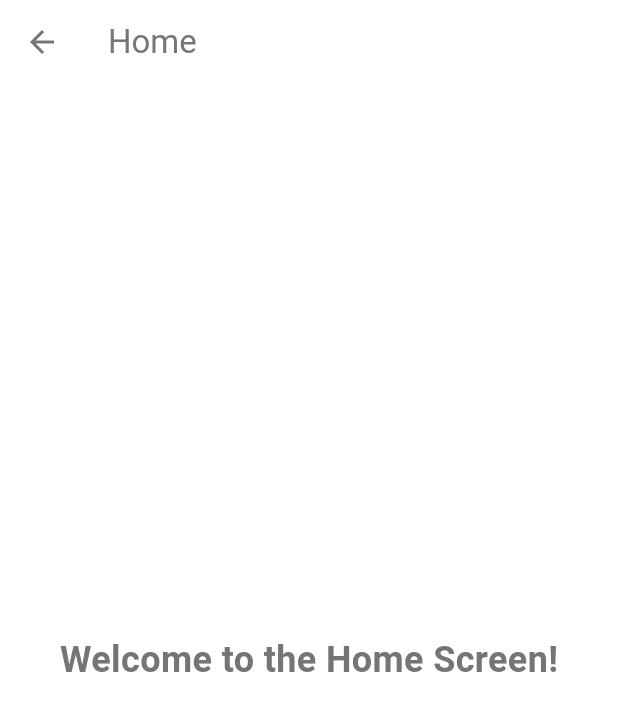
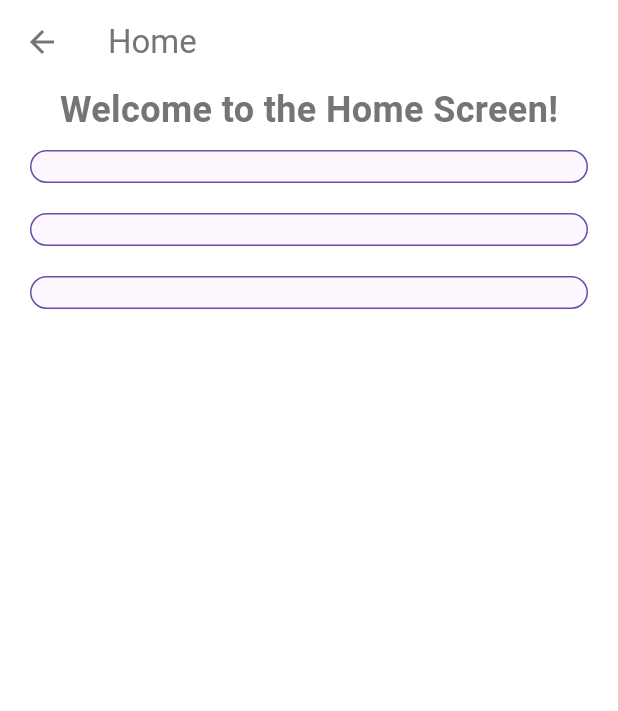
Before and after one commit to vkien1/storm.lyy, a Flutter app: the HomeScreen screen opened directly, on a phone screen of 412 x 824 dp. Shown: the top 711 px of the screen. Run offline on Flutter 3.47's test engine with Material 3 defaults, Android fonts, the phone set to English and light mode, and no system bars; our stand-ins replace cloud_firestore, firebase_auth, firebase_core, geolocator, google_fonts, google_maps_flutter and 1 more; accounts and stored records are empty.

Commit message:
layout for home screen and helper widgets

```diff
--- a/lib/screens/home_screen.dart
+++ b/lib/screens/home_screen.dart
@@ -1,4 +1,9 @@
+// ignore_for_file: prefer_const_constructors
+
+import 'dart:math';
+
 import 'package:flutter/material.dart';
+import 'package:geolocator/geolocator.dart';
 
 class HomeScreen extends StatefulWidget {
   @override
@@ -7,7 +12,7 @@
 
 class _HomeScreenState extends State<HomeScreen> {
   int _currentPageIndex = 0;
-
+  Position? _currentPosition;
 
   void _setPageIndex(int index) {
     setState(() {
@@ -16,20 +21,90 @@
   }
 
   @override
+  void initState() {
+    super.initState();
+    _getCurrentLocation();
+  }
+
+  Future<void> _getCurrentLocation() async {
+    try {
+      Position position = await Geolocator.getCurrentPosition(
+          desiredAccuracy: LocationAccuracy.high);
+      setState(() {
+        _currentPosition = position;
+      });
+    } catch (e) {
+      print(e.toString());
+    }
+  }
+
+  @override
   Widget build(BuildContext context) {
     return Scaffold(
       appBar: AppBar(
         title: Text('Home'),
       ),
-      body: Center(
-        child: Text(
-          'Welcome to the Home Screen!',
-          style: TextStyle(
-            fontSize: 24,
-            fontWeight: FontWeight.bold,
-          ),
+      body: SingleChildScrollView(
+        child: Column(
+          children: [
+            // Welcome Text
+            Text(
+              'Welcome to the Home Screen!',
+              style: TextStyle(
+                fontSize: 24,
+                fontWeight: FontWeight.bold,
+              ),
+            ),
+            //Display welcome message before displaying weather widgets
+            _buildDecoratedWidget(_buildWelcomeMessage(), ThemeData()),
+            // Display Current Location Weather Widget
+            _buildDecoratedWidget(
+                _buildCurrentLocationWeatherWidget(), ThemeData()),
+            // Display Hourly Weather Forecast Graph
+            _buildDecoratedWidget(
+                _buildHourlyWeatherForecastGraph(), ThemeData()),
+          ],
         ),
       ),
     );
   }
+
+  Widget _buildWelcomeMessage() {
+    return Container();
+  }
+
+  Widget _buildDecoratedWidget(Widget child, ThemeData themeData) {
+    final Color backgroundColor = themeData.scaffoldBackgroundColor;
+    final Color textColor = themeData.textTheme.bodyMedium!.color!;
+    final Color borderColor = themeData.primaryColor;
+
+    return Container(
+      margin: EdgeInsets.symmetric(vertical: 10, horizontal: 20),
+      padding: EdgeInsets.all(10),
+      decoration: BoxDecoration(
+        color: backgroundColor,
+        borderRadius: BorderRadius.circular(12),
+        border: Border.all(color: borderColor),
+      ),
+      child: Theme(
+        data: themeData,
+        child: child,
+      ),
+    );
+  }
+
+  Widget _buildCurrentLocationWeatherWidget() {
+    // Implement your UI for displaying current location weather here
+    // You can use _currentPosition.latitude and _currentPosition.longitude to fetch weather data
+    return Container(
+        // Your UI components here
+        );
+  }
+
+  Widget _buildHourlyWeatherForecastGraph() {
+    // Implement your UI for hourly weather forecast graph here
+    return Container(
+        // Your UI components here
+        );
+  }
 }
--- a/pubspec.yaml
+++ b/pubspec.yaml
@@ -12,6 +12,7 @@
   firebase_core: ^2.29.0
   flutter:
     sdk: flutter
+  geolocator: ^11.0.0
   google_fonts: ^6.2.1
   google_maps_flutter: ^2.6.0
   google_maps_flutter_android: ^2.7.0
```
Also changed, not shown: pubspec.lock, 3 other files.
